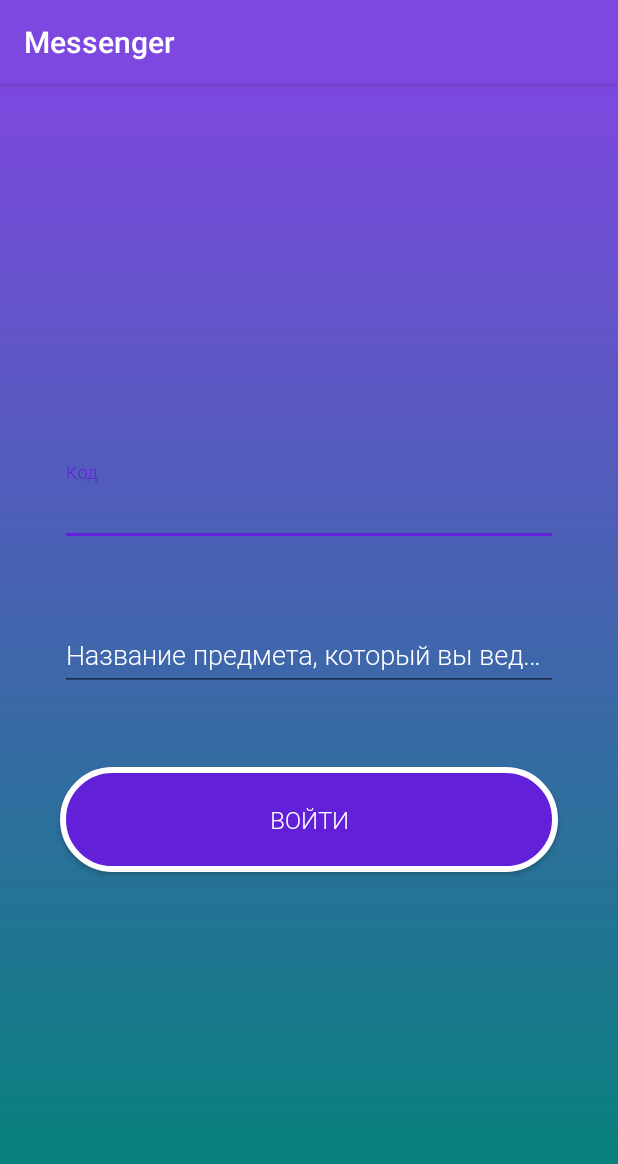
After one commit to Emilikan/GameHack3, an Android app: the SignInTeach screen opened directly, with no data from a screen before it, on a phone screen of 412 x 824 dp. The commit adds this screen. Shown: the top 1164 px of the screen. Run offline under Robolectric (Android 15) with nearby library versions, the phone set to English and light mode, and no system bars; our stand-ins replace Firebase (no records; nobody signed in at launch, a user with empty details on screens opened directly).

Commit message:
add authorization for teachers

```diff
--- a/app/src/main/AndroidManifest.xml
+++ b/app/src/main/AndroidManifest.xml
@@ -21,7 +21,8 @@
         </activity>
         <activity android:name=".MainActivity" />
         <activity android:name=".Registration" />
-        <activity android:name=".CheckEmail"></activity>
+        <activity android:name=".CheckEmail" />
+        <activity android:name=".SignInTeach"></activity>
     </application>
 
 </manifest>
--- a/app/src/main/java/com/messenger/my/messenger/Registration.java
+++ b/app/src/main/java/com/messenger/my/messenger/Registration.java
@@ -16,6 +16,7 @@ public class Registration extends AppCompatActivity {
     EditText mName;
     EditText mLog;
     EditText mPass;
+    EditText mClass;
 
     @Override
     protected void onCreate(Bundle savedInstanceState) {
@@ -25,6 +26,7 @@ public class Registration extends AppCompatActivity {
         mName = findViewById(R.id.namess);
         mLog = findViewById(R.id.emailss);
         mPass = findViewById(R.id.passNewss);
+        mClass = findViewById(R.id.classM);
 
         // продолжить
         Button next = findViewById(R.id.createNewUserss);
@@ -32,7 +34,7 @@ public class Registration extends AppCompatActivity {
             @Override
             public void onClick(View v) {
                 // сохраняем значения для след активити
-                if(mPass.getText().toString().equals("") || mLog.getText().toString().equals("") || mName.getText().toString().equals("")){
+                if(mPass.getText().toString().equals("") || mLog.getText().toString().equals("") || mName.getText().toString().equals("") || mClass.getText().toString().equals("")){
                     AlertDialog.Builder builder = new AlertDialog.Builder(Registration.this);
                     builder.setTitle("Error")
                             .setMessage("Поля ввода не заполненно")
@@ -52,6 +54,7 @@ public class Registration extends AppCompatActivity {
                     editor.putString("log", mLog.getText().toString().trim());
                     editor.putString("name", mName.getText().toString().trim());
                     editor.putString("pass", mPass.getText().toString().trim());
+                    editor.putString("class", mClass.getText().toString().trim());
                     editor.apply();
 
                     Intent intent = new Intent(Registration.this, CheckEmail.class);
--- /dev/null
+++ b/app/src/main/res/layout/activity_sign_in_teach.xml
@@ -0,0 +1,75 @@
+<?xml version="1.0" encoding="utf-8"?>
+<android.support.constraint.ConstraintLayout xmlns:android="http://schemas.android.com/apk/res/android"
+    xmlns:app="http://schemas.android.com/apk/res-auto"
+    xmlns:tools="http://schemas.android.com/tools"
+    android:layout_width="match_parent"
+    android:layout_height="match_parent"
+    android:background="@drawable/background_of_app"
+    tools:context=".SignInTeach">
+
+    <LinearLayout
+        android:layout_width="match_parent"
+        android:layout_height="match_parent"
+        android:orientation="vertical"
+        android:gravity="center">
+        <android.support.design.widget.TextInputLayout
+            android:layout_width="match_parent"
+            android:layout_height="wrap_content"
+            android:layout_marginLeft="40sp"
+            android:layout_marginTop="20sp"
+            android:layout_marginRight="40sp"
+            android:fontFamily="@font/roboto_light"
+            android:hint="Код"
+            android:textColor="#FFFFFF"
+            android:textColorHint="#FFFFFF"
+            app:errorEnabled="true">
+
+            <android.support.design.widget.TextInputEditText
+                android:id="@+id/kodForSchool"
+                android:layout_width="match_parent"
+                android:layout_height="wrap_content"
+                android:fontFamily="@font/roboto_light"
+                android:inputType="numberSigned"
+                android:textColor="#FFFFFF"
+                android:textColorHint="#FFFFFF" />
+        </android.support.design.widget.TextInputLayout>
+
+        <android.support.design.widget.TextInputLayout
+            android:layout_width="match_parent"
+            android:layout_height="wrap_content"
+            android:layout_marginLeft="40sp"
+            android:layout_marginTop="20sp"
+            android:layout_marginRight="40sp"
+            android:fontFamily="@font/roboto_light"
+            android:hint="Название предмета, который вы ведете"
+            android:textColor="#FFFFFF"
+            android:textColorHint="#FFFFFF"
+            app:errorEnabled="true">
+
+            <android.support.design.widget.TextInputEditText
+                android:id="@+id/nameOfSchool"
+                android:layout_width="match_parent"
+                android:layout_height="wrap_content"
+                android:fontFamily="@font/roboto_light"
+                android:textColor="#FFFFFF"
+                android:textColorHint="#FFFFFF" />
+        </android.support.design.widget.TextInputLayout>
+
+        <Button
+            android:id="@+id/singInSch"
+            android:layout_width="match_parent"
+            android:layout_height="wrap_content"
+            android:layout_marginLeft="40sp"
+            android:layout_marginTop="30dp"
+            android:layout_marginRight="40sp"
+            android:layout_marginBottom="10dp"
+            android:background="@drawable/button_gradient"
+            android:fontFamily="@font/roboto_light"
+            android:padding="24dp"
+            android:text="@string/server_sign_in"
+            android:textColor="#FFFFFF"
+            android:textSize="16sp" />
+
+    </LinearLayout>
+
+</android.support.constraint.ConstraintLayout>
--- a/app/src/main/res/values/strings.xml
+++ b/app/src/main/res/values/strings.xml
@@ -18,4 +18,5 @@
 
     <!-- TODO: Remove or change this placeholder text -->
     <string name="hello_blank_fragment">Hello blank fragment</string>
+    <string name="title_activity_sign_in_teach">SignInTeach</string>
 </resources>
```
Also changed, not shown: app/src/main/java/com/messenger/my/messenger/AboutBook.java (+2 -14 lines), app/src/main/java/com/messenger/my/messenger/Authorizatoin.java (+9 -1 lines), app/src/main/java/com/messenger/my/messenger/CheckEmail.java (+37 -13 lines), app/src/main/java/com/messenger/my/messenger/SignInTeach.java (added, +99 -0 lines), app/src/main/res/layout-v16/activity_registration.xml (+22 -0 lines), app/src/main/res/layout/activity_authorizatoin.xml (+13 -0 lines), app/src/main/res/layout/activity_registration.xml (+22 -0 lines).
